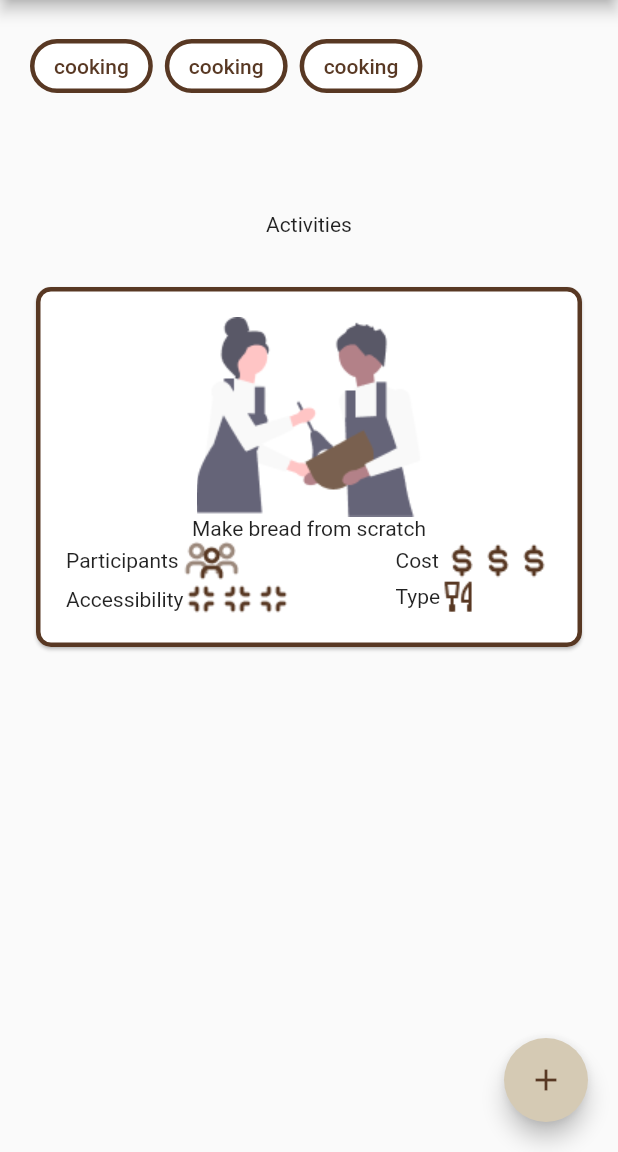
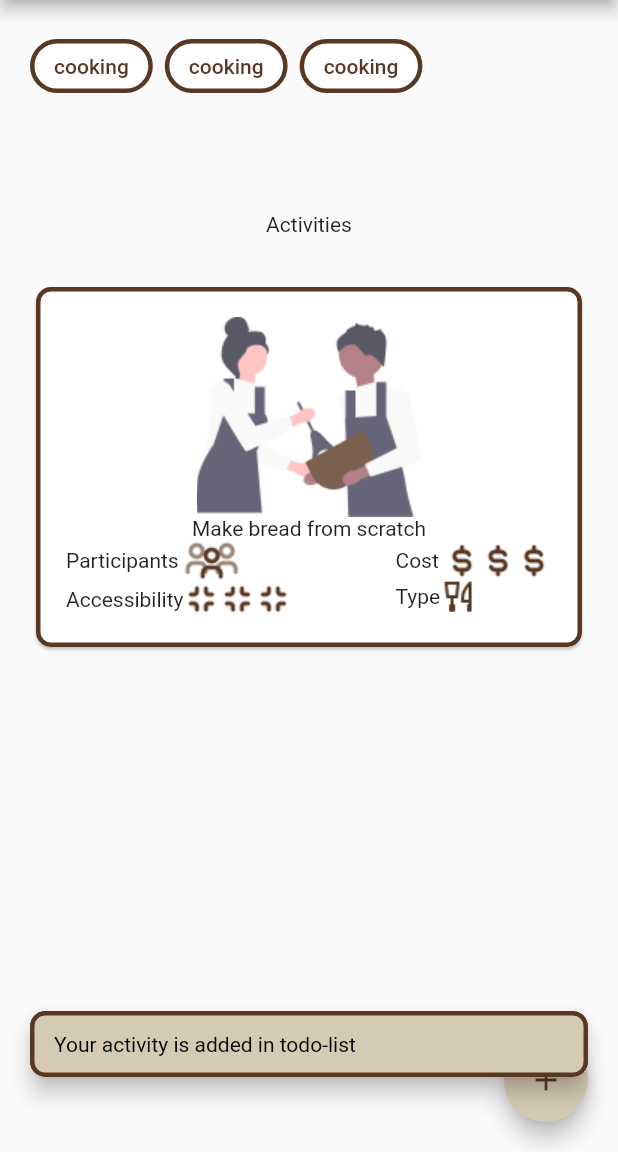
Before and after one commit to JeanDeboutGat/Boring-mobile-app, a Flutter app: the HomeWidget screen opened by its route, after a tap on the "add" icon, on a phone screen of 412 x 824 dp, the part 84-1236 px from its top. Run offline on Flutter 3.47's test engine with Material 2 defaults, Android fonts, the light colour scheme and no system bars; our stand-ins replace toggle_switch.

Commit message:
feat(home): add a snackbar popup for an added activity.

```diff
--- a/lib/HomeWidget.dart
+++ b/lib/HomeWidget.dart
@@ -68,7 +68,8 @@ class _HomeWidgetState extends State<HomeWidget> {
                                     MainAxisAlignment.spaceBetween,
                                 children: [
                                   Column(
-                                    crossAxisAlignment: CrossAxisAlignment.start,
+                                    crossAxisAlignment:
+                                        CrossAxisAlignment.start,
                                     children: [
                                       Row(
                                         children: const [
@@ -92,11 +93,11 @@ class _HomeWidgetState extends State<HomeWidget> {
                                                   "assets/accessibility-highlighted.png")),
                                         ],
                                       ),
-
                                     ],
                                   ),
                                   Column(
-                                    crossAxisAlignment: CrossAxisAlignment.start,
+                                    crossAxisAlignment:
+                                        CrossAxisAlignment.start,
                                     children: [
                                       Row(
                                         children: const [
@@ -137,7 +138,19 @@ class _HomeWidgetState extends State<HomeWidget> {
                   children: [
                     FloatingActionButton(
                       backgroundColor: const Color(COLORS.secondary),
-                      onPressed: () {},
+                      onPressed: () {
+                        const snackBar = SnackBar(
+                          content: Text('Your activity is added in todo-list', style: TextStyle(color: Colors.black)),
+                          behavior: SnackBarBehavior.floating,
+                          margin: EdgeInsets.symmetric(vertical: 50, horizontal: 20),
+                          backgroundColor: Color(COLORS.secondary),
+                          shape: RoundedRectangleBorder(
+                              borderRadius: BorderRadius.all(Radius.circular(10)),
+                              side: BorderSide(
+                                  width: 3, color: Color(COLORS.primary))),
+                        );
+                        ScaffoldMessenger.of(context).showSnackBar(snackBar);
+                      },
                       child:
                           const Icon(Icons.add, color: Color(COLORS.primary)),
                     )
--- a/lib/main.dart
+++ b/lib/main.dart
@@ -7,11 +7,12 @@ import 'LoadingAppWidget.dart';
 
 void main() {
   runApp(MaterialApp(
-      initialRoute: '/filter',
+      initialRoute: '/home',
       routes: {
         '/': (context) => FilterWidget(),
-        '/home': (context) => HomeWidget(),
+        '/home': (context) => const HomeWidget(),
         '/todolist': (context) => TodoListWidget(),
         '/filter': (context) => FilterWidget(),
+        '/loading': ((context) => const LoadingAppWidget())
       }));
 }
```
